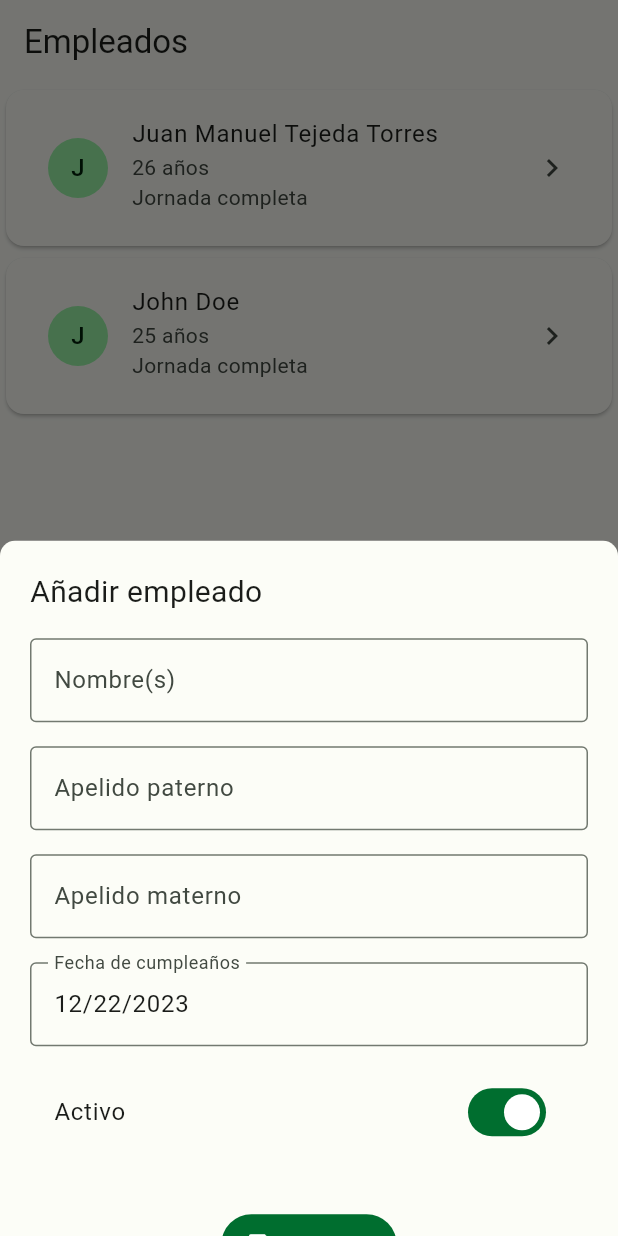
After one commit to noobcooder007/agro-bonsai, a Flutter app: the EmployeesPage screen opened directly, after a tap on "Añadir empleado", on a phone screen of 412 x 824 dp. The commit adds this screen. Run offline on Flutter 3.47's test engine with Material 3 defaults, Android fonts, the phone set to English and light mode, and no system bars.

Commit message:
add employ screen

```diff
--- a/lib/domain/models/employee.dart
+++ b/lib/domain/models/employee.dart
@@ -13,8 +13,8 @@ class Employee {
   String fcFirstName;
   String fcFirstLastName;
   String fcSecondLastName;
-  String fdBirthday;
-  String fdCreatedAt;
+  DateTime fdBirthday;
+  DateTime fdCreatedAt;
   bool fiIsActive;
 
   Employee({
--- /dev/null
+++ b/lib/helpers/get_age.dart
@@ -0,0 +1,10 @@
+class Utils {
+  static int calculateYears(DateTime birthday) {
+    if (birthday.month <= DateTime.now().month) {
+      if (birthday.day <= DateTime.now().day) {
+        return DateTime.now().year - birthday.year;
+      }
+    }
+    return DateTime.now().year - birthday.year - 1;
+  }
+}
--- a/lib/main.dart
+++ b/lib/main.dart
@@ -3,7 +3,7 @@ import 'package:flutter/material.dart';
 
 import 'package:agro_bonsai/theme/color_schemes.dart';
 
-import 'package:agro_bonsai/presentation/home/pages/home/home_page.dart';
+import 'package:agro_bonsai/presentation/home/pages/home_page.dart';
 import 'package:provider/provider.dart';
 
 void main() {
--- /dev/null
+++ b/lib/presentation/employees/pages/employees_page.dart
@@ -0,0 +1,55 @@
+import 'package:flutter/material.dart';
+
+import 'package:provider/provider.dart';
+
+import 'package:agro_bonsai/helpers/get_age.dart';
+import 'package:agro_bonsai/providers/employees/employee_provider.dart';
+import 'package:agro_bonsai/shared/custom_form.dart';
+import 'package:agro_bonsai/shared/custom_list_tile.dart';
+import 'package:agro_bonsai/presentation/employees/widgets/add_employee_form.dart';
+
+class EmployeesPage extends StatefulWidget {
+  const EmployeesPage({super.key});
+
+  @override
+  State<EmployeesPage> createState() => _EmployeesPageState();
+}
+
+class _EmployeesPageState extends State<EmployeesPage> {
+  @override
+  Widget build(BuildContext context) {
+    final employees = context.watch<EmployeeProvider>().employees;
+    return Scaffold(
+      appBar: AppBar(
+        title: const Text('Empleados'),
+      ),
+      body: SingleChildScrollView(
+        child: Column(
+          children: [
+            ...employees.map((e) => CustomListTile(
+                    leading: Text(e.fcFirstName[0].toString()),
+                    trailing: const Icon(Icons.keyboard_arrow_right_outlined),
+                    title: Text(
+                        '${e.fcFirstName} ${e.fcFirstLastName} ${e.fcSecondLastName}'),
+                    subtitle: [
+                      Text('${Utils.calculateYears(e.fdBirthday)} años'),
+                      const Text('Jornada completa')
+                    ]))
+          ],
+        ),
+      ),
+      floatingActionButton: FloatingActionButton.extended(
+          label: const Text('Añadir empleado'),
+          icon: const Icon(Icons.person_add_outlined),
+          onPressed: () {
+            showModalBottomSheet(
+                shape: const RoundedRectangleBorder(
+                    borderRadius: BorderRadius.only(
+                        topLeft: Radius.circular(10.0),
+                        topRight: Radius.circular(10.0))),
+                context: context,
+                builder: (_) => const CustomForm(child: AddEmployeeForm()));
+          }),
+    );
+  }
+}
--- /dev/null
+++ b/lib/presentation/employees/widgets/add_employee_form.dart
@@ -0,0 +1,96 @@
+import 'package:flutter/material.dart';
+
+class AddEmployeeForm extends StatefulWidget {
+  const AddEmployeeForm({super.key});
+
+  @override
+  State<AddEmployeeForm> createState() => _AddEmployeeFormState();
+}
+
+class _AddEmployeeFormState extends State<AddEmployeeForm> {
+  @override
+  Widget build(BuildContext context) {
+    return Form(
+      autovalidateMode: AutovalidateMode.onUserInteraction,
+      child: Column(
+        crossAxisAlignment: CrossAxisAlignment.start,
+        children: [
+          const Padding(
+            padding: EdgeInsets.all(8.0),
+            child: Text(
+              'Añadir empleado',
+              style: TextStyle(fontSize: 20.0),
+            ),
+          ),
+          Padding(
+            padding: const EdgeInsets.all(8.0),
+            child: TextFormField(
+              textCapitalization: TextCapitalization.words,
+              decoration: const InputDecoration(
+                  border: OutlineInputBorder(),
+                  label: Text('Nombre(s)'),
+                  hintText: 'Ingresa el nombre'),
+              autovalidateMode: AutovalidateMode.onUserInteraction,
+            ),
+          ),
+          Padding(
+            padding: const EdgeInsets.all(8.0),
+            child: TextFormField(
+              textCapitalization: TextCapitalization.words,
+              decoration: const InputDecoration(
+                  border: OutlineInputBorder(),
+                  label: Text('Apelido paterno'),
+                  hintText: 'Ingresa el apellido paterno'),
+            ),
+          ),
+          Padding(
+            padding: const EdgeInsets.all(8.0),
+            child: TextFormField(
+              textCapitalization: TextCapitalization.words,
+              decoration: const InputDecoration(
+                  border: OutlineInputBorder(),
+                  label: Text('Apelido materno'),
+                  hintText: 'Ingresa el apellido materno'),
+            ),
+          ),
+          Padding(
+            padding: const EdgeInsets.all(8.0),
+            child: InputDatePickerFormField(
+              fieldLabelText: 'Fecha de cumpleaños',
+              fieldHintText: 'Selecciona una fecha',
+              errorInvalidText: 'Formato invalido',
+              selectableDayPredicate: (day) => day.isBefore(DateTime.now()),
+              errorFormatText: 'Formato invalido',
+              initialDate: DateTime.now(),
+              keyboardType: TextInputType.datetime,
+              firstDate: DateTime(1900),
+              lastDate: DateTime.now(),
+            ),
+          ),
+          Padding(
+              padding: const EdgeInsets.all(8.0),
+              child: SwitchListTile.adaptive(
+                  value: true,
+                  title: const Text('Activo'),
+                  onChanged: (value) {})),
+          const SizedBox(
+            height: 20.0,
+          ),
+          Padding(
+            padding: const EdgeInsets.all(8.0),
+            child: Row(
+              mainAxisAlignment: MainAxisAlignment.center,
+              children: [
+                FilledButton.icon(
+                  icon: const Icon(Icons.save_outlined),
+                  label: const Text('Guardar'),
+                  onPressed: () {},
+                ),
+              ],
+            ),
+          ),
+        ],
+      ),
+    );
+  }
+}
--- a/lib/presentation/home/pages/home/home_page.dart
+++ b/lib/presentation/home/pages/home_page.dart
@@ -1,6 +1,6 @@
 import 'package:flutter/material.dart';
 
-import '../../../presentation.dart';
+import '../../presentation.dart';
 
 class HomePage extends StatelessWidget {
   const HomePage({super.key});
--- a/lib/presentation/presentation.dart
+++ b/lib/presentation/presentation.dart
@@ -1,4 +1,4 @@
-export 'package:agro_bonsai/presentation/employees/pages/employees/employees_page.dart';
+export 'package:agro_bonsai/presentation/employees/pages/employees_page.dart';
 export 'package:agro_bonsai/presentation/history/pages/history/history_page.dart';
-export 'package:agro_bonsai/presentation/register/pages/register/register_page.dart';
-export 'package:agro_bonsai/presentation/salary/pages/pages/salary/salary_page.dart';
+export 'package:agro_bonsai/presentation/register/pages/register_page.dart';
+export 'package:agro_bonsai/presentation/salary/pages/salary_page.dart';
--- a/lib/presentation/register/pages/register/register_page.dart
+++ b/lib/presentation/register/pages/register_page.dart
@@ -37,7 +37,7 @@ class RegisterPage extends StatelessWidget {
                         topLeft: Radius.circular(10.0),
                         topRight: Radius.circular(10.0))),
                 context: context,
-                builder: (_) => const CustomForm());
+                builder: (_) => const CustomForm(child: Placeholder()));
           }),
     );
   }
--- a/lib/providers/employees/employee_provider.dart
+++ b/lib/providers/employees/employee_provider.dart
@@ -3,9 +3,27 @@ import 'package:flutter/material.dart';
 import 'package:agro_bonsai/domain/models/employee.dart';
 
 class EmployeeProvider with ChangeNotifier {
-  final List<Employee> _employees = List.empty();
+  // final List<Employee> _employees = List.empty();
+  final List<Employee> _employees = [
+    Employee(
+        pkiId: 1,
+        fcFirstName: 'Juan Manuel',
+        fcFirstLastName: 'Tejeda',
+        fcSecondLastName: 'Torres',
+        fdBirthday: DateTime(1997, 9, 11),
+        fdCreatedAt: DateTime.now(),
+        fiIsActive: true),
+    Employee(
+        pkiId: 2,
+        fcFirstName: 'John',
+        fcFirstLastName: 'Doe',
+        fcSecondLastName: '',
+        fdBirthday: DateTime(1997, 12, 30),
+        fdCreatedAt: DateTime.now(),
+        fiIsActive: true)
+  ];
 
-  get employees {
+  List<Employee> get employees {
     return _employees;
   }
 
```
Also changed, not shown: lib/presentation/employees/pages/employees/employees_page.dart (deleted, +0 -41 lines), lib/shared/custom_form.dart (+5 -87 lines), lib/shared/custom_list_tile.dart (+0 -17 lines), lib/presentation/salary/pages/salary_page.dart (renamed from lib/presentation/salary/pages/pages/salary/salary_page.dart).
